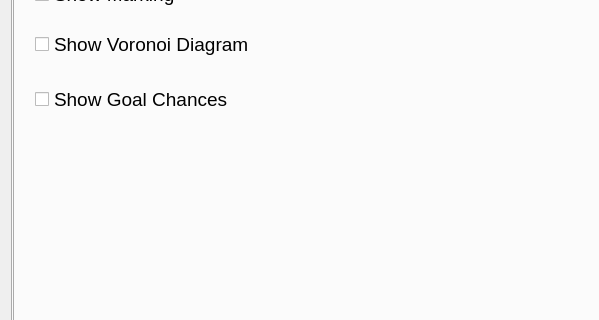
The window that src/ui/mainwindow.ui (kn2cssl/kn2cPrograms) describes before a commit, drawn with Qt 5; both pictures show x 0 to 599 and y 199 to 519 of the 799 by 692 pixel window.
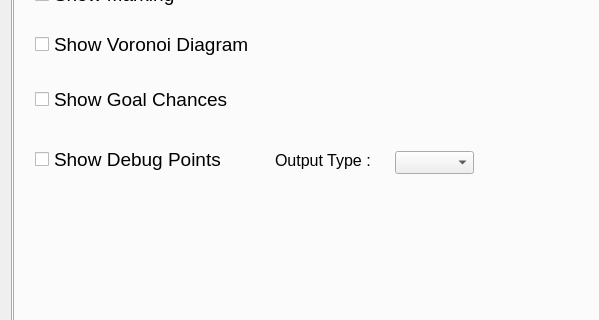
The same window after the commit. The open tabs and pages were chosen to show the change. Icons and pictures are not drawn.

Commit message: debug points when necessery

Diff of the .ui file:
```diff
--- a/src/ui/mainwindow.ui
+++ b/src/ui/mainwindow.ui
@@ -201,6 +201,52 @@
            <string>Show Goal Chances</string>
           </property>
          </widget>
+         <widget class="QCheckBox" name="showDebugs">
+          <property name="geometry">
+           <rect>
+            <x>20</x>
+            <y>280</y>
+            <width>231</width>
+            <height>31</height>
+           </rect>
+          </property>
+          <property name="font">
+           <font>
+            <pointsize>14</pointsize>
+           </font>
+          </property>
+          <property name="text">
+           <string>Show Debug Points</string>
+          </property>
+         </widget>
+         <widget class="QLabel" name="label_42">
+          <property name="geometry">
+           <rect>
+            <x>260</x>
+            <y>276</y>
+            <width>111</width>
+            <height>40</height>
+           </rect>
+          </property>
+          <property name="font">
+           <font>
+            <pointsize>12</pointsize>
+           </font>
+          </property>
+          <property name="text">
+           <string>Output Type :</string>
+          </property>
+         </widget>
+         <widget class="QComboBox" name="debug_output_type">
+          <property name="geometry">
+           <rect>
+            <x>380</x>
+            <y>287</y>
+            <width>79</width>
+            <height>23</height>
+           </rect>
+          </property>
+         </widget>
         </widget>
         <widget class="QWidget" name="tab_4">
          <attribute name="title">
```
The commit also changes 4 other files.
